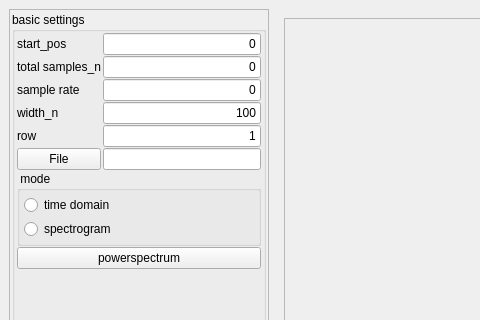
Qt form form_wave.ui (fasthyun/wvt) before a commit; both pictures show x 0 to 480 and y 0 to 320 of the 1016 by 691 pixel window.
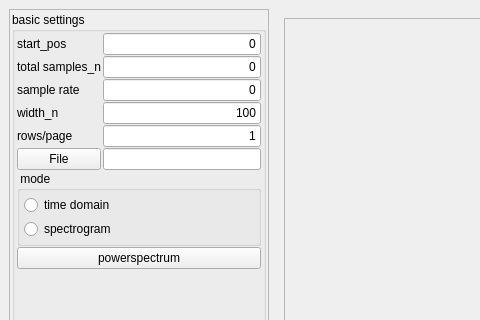
The same form after that commit.

The edit to the form file:
```diff
--- a/form_wave.ui
+++ b/form_wave.ui
@@ -235,7 +235,7 @@
           <item row="4" column="0">
            <widget class="QLabel" name="label_2">
             <property name="text">
-             <string>row</string>
+             <string>rows/page</string>
             </property>
            </widget>
           </item>
```
Left out of the diff: 12 changed lines with no effect on the pictures.
